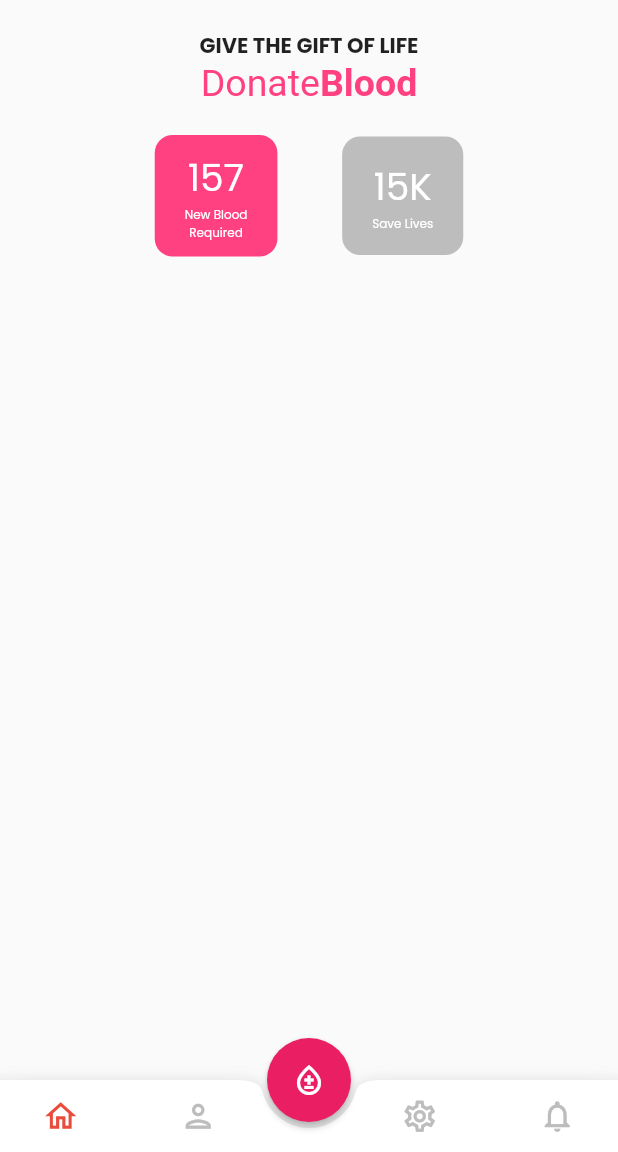
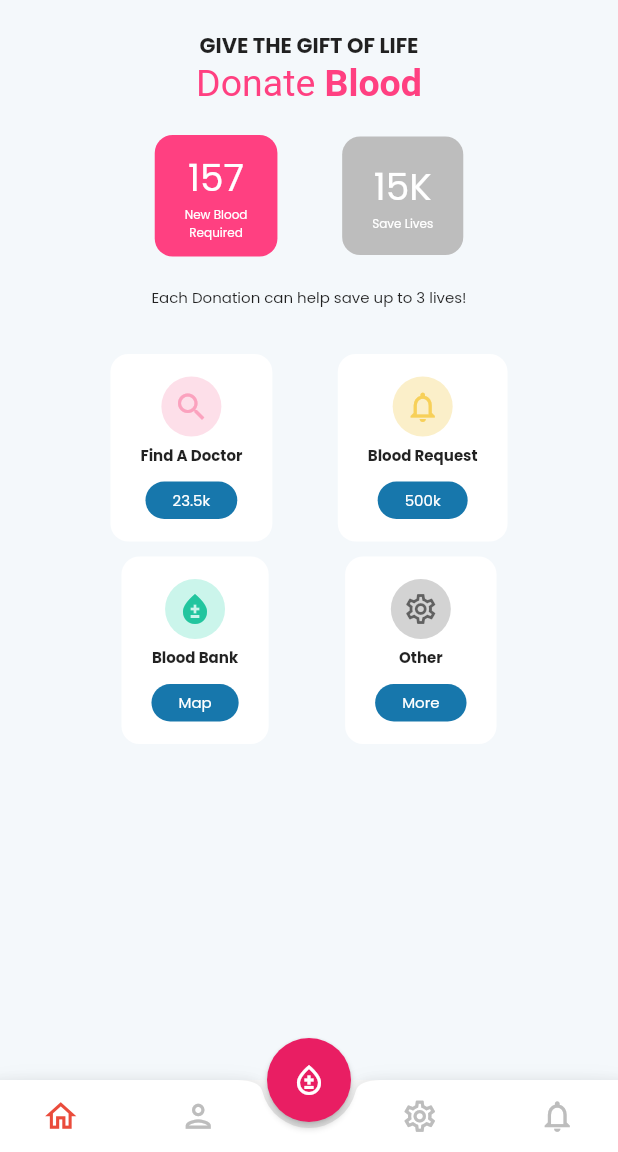
Before and after one commit to nagendrainvweb/connectingLife, a Flutter app: the DashboardPage screen opened by its route, on a phone screen of 412 x 824 dp, the part 84-1236 px from its top. Run offline on Flutter 3.47's test engine with Material 2 defaults, Android fonts, the phone set to English and light mode, and no system bars; our stand-ins replace get_it, google_fonts, introduction_screen, stacked_services.

Commit message:
home widget

```diff
--- /dev/null
+++ b/clife/lib/app_widget/home_widget_helper.dart
@@ -0,0 +1,96 @@
+import 'package:clife/util/app_color.dart';
+import 'package:flutter/material.dart';
+
+class HomeWidgetHelp extends StatelessWidget {
+  const HomeWidgetHelp(
+      // ignore: non_constant_identifier_names
+      {
+    Key key,
+    this.icons,
+    this.border,
+    this.color,
+    this.count,
+    this.title,
+    this.iconColor, this.iconBackgroundColor,
+  }) : super(key: key);
+
+  final IconData icons;
+  final String count;
+  final Color color;
+  final Border border;
+  final String title;
+  final Color iconColor;
+  final Color iconBackgroundColor;
+  @override
+  Widget build(BuildContext context) {
+    return Container(
+      child: Column(children: [
+        Row(
+          mainAxisAlignment: MainAxisAlignment.spaceEvenly,
+          children: [
+            Container(
+              padding: EdgeInsets.symmetric(
+                horizontal: 20,
+                vertical: 15,
+              ),
+              decoration: BoxDecoration(
+                borderRadius: BorderRadius.circular(
+                  12,
+                ),
+                color: AppColors.whiteColor,
+              ),
+              child: Column(
+                children: [
+                  Container(
+                    height: 40,
+                    width: 40,
+                    decoration: BoxDecoration(
+                      shape: BoxShape.circle,
+                      color: iconBackgroundColor,
+                    ),
+                    child: Icon(
+                      icons,
+                      color: iconColor,
+                    ),
+                  ),
+                  SizedBox(
+                    height: 5,
+                  ),
+                  Text(
+                    title,
+                    textAlign: TextAlign.center,
+                    style: TextStyle(
+                      color: AppColors.blackColor,
+                      fontSize: 10,
+                      fontWeight: FontWeight.bold,
+                    ),
+                  ),
+                  SizedBox(
+                    height: 10,
+                  ),
+                  Container(
+                    padding: EdgeInsets.symmetric(
+                      horizontal: 18,
+                      vertical: 5,
+                    ),
+                    decoration: BoxDecoration(
+                      color: AppColors.buttonColor,
+                      borderRadius: BorderRadius.circular(50),
+                    ),
+                    child: Text(
+                      count,
+                      style: TextStyle(
+                        color: AppColors.whiteColor,
+                        fontSize: 10,
+                      ),
+                    ),
+                  ),
+                ],
+              ),
+            ),
+          ],
+        ),
+      ]),
+    );
+  }
+}
--- a/clife/lib/screens/dashboard/home_widget.dart
+++ b/clife/lib/screens/dashboard/home_widget.dart
@@ -1,3 +1,4 @@
+import 'package:clife/app_widget/home_widget_helper.dart';
 import 'package:clife/util/app_color.dart';
 import 'package:flutter/material.dart';
 
@@ -6,7 +7,9 @@ class HomeWidgetPage extends StatelessWidget {
 
   @override
   Widget build(BuildContext context) {
-    return Column(
+    return Container(
+      color: AppColors.gradientColor,
+      child: ListView(
         children: [
           SizedBox(
             height: 20,
@@ -23,24 +26,34 @@ class HomeWidgetPage extends StatelessWidget {
             ],
           ),
           // SizedBox(height: 10,),
+          Row(
+            mainAxisAlignment: MainAxisAlignment.center,
+            children: [
               RichText(
                 text: TextSpan(
-            text: 'Donate',
-
+                  text: 'Donate ',
                   style: TextStyle(
                     fontSize: 25,
                     color: Colors.pinkAccent,
                   ),
                   children: const <TextSpan>[
                     TextSpan(
-                  text: 'Blood', style: TextStyle(fontWeight: FontWeight.bold,
+                      text: 'Blood',
+                      style: TextStyle(
+                        fontWeight: FontWeight.bold,
                         fontSize: 25,
-                  color: Colors.pinkAccent,),),
+                        color: Colors.pinkAccent,
+                      ),
+                    ),
                     // TextSpan(text: ' world!'),
                   ],
                 ),
               ),
-        SizedBox(height: 20,),
+            ],
+          ),
+          SizedBox(
+            height: 20,
+          ),
           Container(
             margin: EdgeInsets.symmetric(
               horizontal: 60,
@@ -49,23 +62,27 @@ class HomeWidgetPage extends StatelessWidget {
               mainAxisAlignment: MainAxisAlignment.spaceEvenly,
               children: [
                 Container(
-                padding:EdgeInsets.symmetric(
+                  padding: EdgeInsets.symmetric(
                     horizontal: 20,
                     vertical: 10,
-                ) ,
+                  ),
                   decoration: BoxDecoration(
-                  borderRadius: BorderRadius.circular(12,),
+                    borderRadius: BorderRadius.circular(
+                      12,
+                    ),
                     color: Colors.pinkAccent,
                   ),
                   child: Column(
                     children: [
-                    Text("157",
+                      Text(
+                        "157",
                         style: TextStyle(
                           fontSize: 25,
                           color: AppColors.whiteColor,
                         ),
                       ),
-                    Text("New Blood\nRequired",
+                      Text(
+                        "New Blood\nRequired",
                         textAlign: TextAlign.center,
                         style: TextStyle(
                           color: AppColors.whiteColor,
@@ -76,23 +93,27 @@ class HomeWidgetPage extends StatelessWidget {
                   ),
                 ),
                 Container(
-                padding:EdgeInsets.symmetric(
+                  padding: EdgeInsets.symmetric(
                     horizontal: 20,
                     vertical: 15,
-                ) ,
+                  ),
                   decoration: BoxDecoration(
-                  borderRadius: BorderRadius.circular(12,),
+                    borderRadius: BorderRadius.circular(
+                      12,
+                    ),
                     color: AppColors.greyColor,
                   ),
                   child: Column(
                     children: [
-                    Text("15K",
+                      Text(
+                        "15K",
                         style: TextStyle(
                           fontSize: 25,
                           color: AppColors.whiteColor,
                         ),
                       ),
-                    Text("Save Lives",
+                      Text(
+                        "Save Lives",
                         textAlign: TextAlign.center,
                         style: TextStyle(
                           color: AppColors.whiteColor,
@@ -105,7 +126,75 @@ class HomeWidgetPage extends StatelessWidget {
               ],
             ),
           ),
+          SizedBox(
+            height: 20,
+          ),
+          Row(
+            mainAxisAlignment: MainAxisAlignment.center,
+            children: [
+              Text(
+                "Each Donation can help save up to 3 lives!",
+                style: TextStyle(
+                  fontSize: 10,
+                ),
+              ),
             ],
+          ),
+          SizedBox(
+            height: 30,
+          ),
+          Container(
+            margin: EdgeInsets.symmetric(
+              horizontal: 30,
+            ),
+            child: Column(
+              children: [
+                Row(
+                  mainAxisAlignment: MainAxisAlignment.spaceEvenly,
+                  children: [
+                    HomeWidgetHelp(
+                      icons: Icons.search_outlined,
+                      title: "Find A Doctor",
+                      count: "23.5k",
+                      iconColor: AppColors.pinklight,
+                      iconBackgroundColor: AppColors.extraLightpinkColor,
+                    ),
+                    HomeWidgetHelp(
+                      icons: Icons.notifications_outlined,
+                      title: "Blood Request",
+                      count: "500k",
+                      iconColor: AppColors.yellowLight,
+                      iconBackgroundColor: AppColors.extraLightYellowColor,
+                    ),
+                  ],
+                ),
+                SizedBox(
+                  height: 10,
+                ),
+                Row(
+                  mainAxisAlignment: MainAxisAlignment.spaceEvenly,
+                  children: [
+                    HomeWidgetHelp(
+                      icons: Icons.bloodtype,
+                      title: "Blood Bank",
+                      count: "Map",
+                      iconColor: AppColors.skyLight,
+                      iconBackgroundColor: AppColors.extraSkyLight,
+                    ),
+                    HomeWidgetHelp(
+                      icons: Icons.settings_outlined,
+                      title: "Other",
+                      count: "More",
+                      iconColor: AppColors.blackLight,
+                      iconBackgroundColor: AppColors.extraBlueLight,
+                    ),
+                  ],
+                ),
+              ],
+            ),
+          ),
+        ],
+      ),
     );
   }
 }
--- a/clife/lib/util/app_color.dart
+++ b/clife/lib/util/app_color.dart
@@ -22,4 +22,13 @@ class AppColors {
   static final Color grey400 = Colors.grey[400];
   static final Color backgroundColor = Color(0xfff4f8fb);
   static final Color textColor = Color(0xff383838);
+  static final Color gradientColor = Color(0xfff4f8fb);
+  static final Color pinklight = Color(0xfffba2be);
+  static final Color extraLightpinkColor = Color(0xfffddfe9);
+  static final Color yellowLight = Color(0xfff7d059);
+  static final Color extraLightYellowColor = Color(0xfffbefc9);
+  static final Color skyLight = Color(0xff22c59e);
+  static final Color extraSkyLight = Color(0xffcbf5eb);
+  static final Color blueLight = Color(0xffe9e9e9);
+  static final Color extraBlueLight = Color(0xffd3d3d3);
 }
```
Lines whose indentation alone changed are shown as unchanged.
